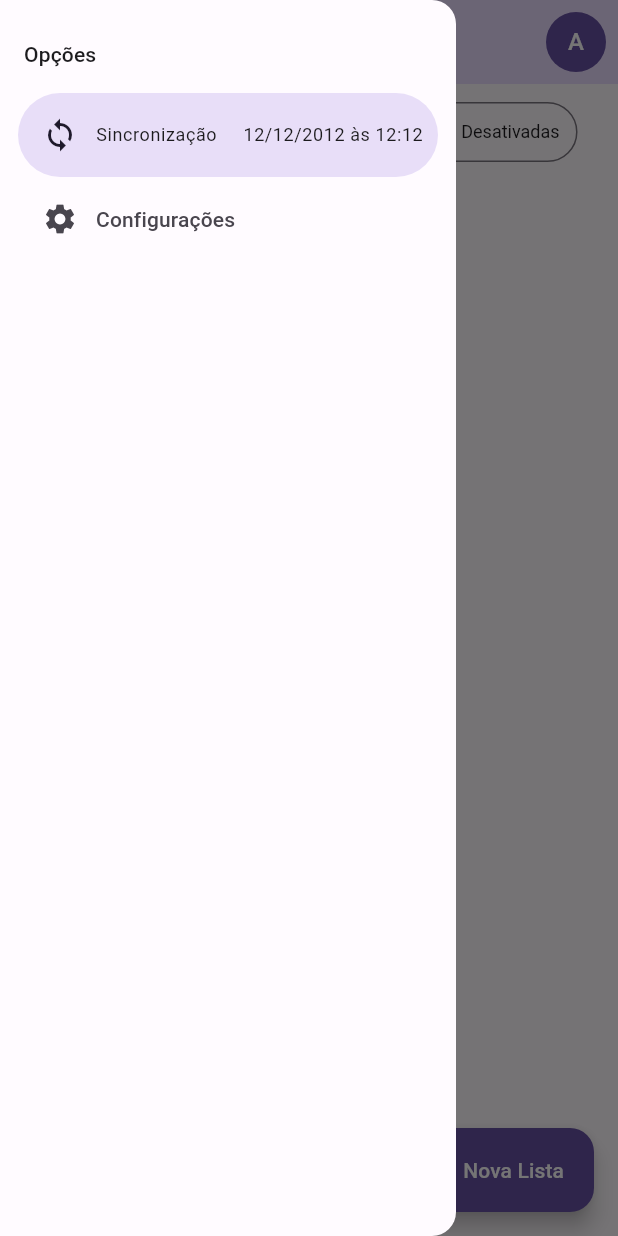
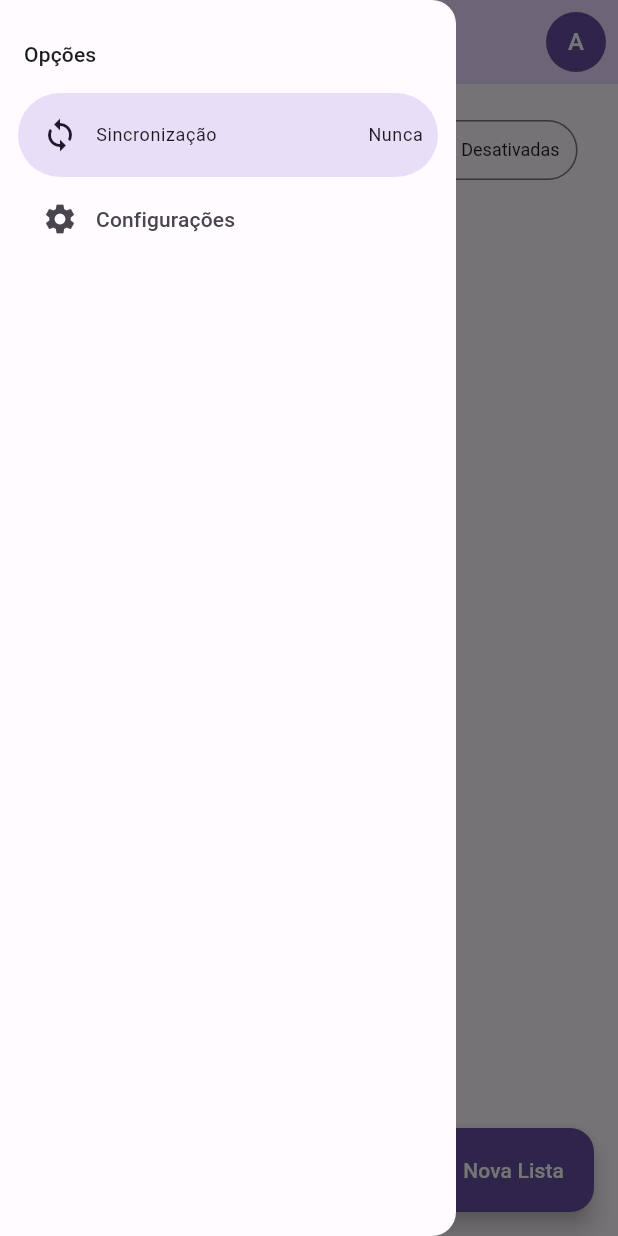
Before and after one commit to AmandaCleto/flutter-and-dart--list-offline-first--front-and-back, a Flutter app: the screen it shows after launch, in the side drawer, after a tap on "Sincronização", on a phone screen of 412 x 824 dp. Run offline on Flutter 3.47's test engine with Material 2 defaults, Android fonts, the phone set to English and light mode, and no system bars; our stand-ins replace flutter_modular, realm; generated files the repository leaves out were written again.

Commit message:
feat: create realm model and realm configuration; inject realm and realm configuration into app_model

```diff
--- a/frontend/lib/src/configuration/configuration_page.dart
+++ b/frontend/lib/src/configuration/configuration_page.dart
@@ -60,7 +60,7 @@ class _ConfigurationPageState extends State<ConfigurationPage> {
             ),
             const SizedBox(height: 10),
             OutlinedButton(
-              onPressed: () {},
+              onPressed: appStore.deleteApp,
               child: Text('Apagar o cache e reiniciar o app'),
             ),
           ],
--- a/frontend/lib/src/home/home_page.dart
+++ b/frontend/lib/src/home/home_page.dart
@@ -28,7 +28,7 @@ class _HomePageState extends State<HomePage> {
         child: Column(
           children: [
             Padding(
-              padding: const EdgeInsets.all(8),
+              padding: const EdgeInsets.only(top: 20),
               child: SegmentedButton<int>(
                 segments: const [
                   ButtonSegment(
--- a/frontend/lib/src/home/widgets/custom_drawer.dart
+++ b/frontend/lib/src/home/widgets/custom_drawer.dart
@@ -1,10 +1,25 @@
 import 'package:flutter/material.dart';
+import 'package:flutter_modular/flutter_modular.dart';
+import 'package:intl/intl.dart';
+import 'package:list/src/shared/store/app_store.dart';
 
 class CustomDrawer extends StatelessWidget {
   const CustomDrawer({super.key});
 
   @override
   Widget build(BuildContext context) {
+    final appStore = context.watch<AppStore>((store) => store.syncDate);
+
+    final syncDate = appStore.syncDate.value;
+
+    var syncDataText = 'Nunca';
+
+    if (syncDate != null) {
+      final format = DateFormat('dd/MM/yyyy âs hh:mm');
+
+      syncDataText = format.format(syncDate);
+    }
+
     return NavigationDrawer(
       onDestinationSelected: (index) {
         if (index == 1) {
@@ -33,7 +48,7 @@ class CustomDrawer extends StatelessWidget {
                     style: Theme.of(context).textTheme.bodySmall,
                   ),
                   Text(
-                    '12/12/2012 às 12:12',
+                    syncDataText,
                     style: Theme.of(context).textTheme.bodySmall,
                   ),
                 ],
--- /dev/null
+++ b/frontend/lib/src/shared/services/realm/realm_config.dart
@@ -0,0 +1,11 @@
+import 'package:list/src/shared/services/realm/models/configuration_model.dart';
+import 'package:realm/realm.dart';
+
+final config = Configuration.local(
+  [
+    ConfigurationModel.schema,
+  ],
+  initialDataCallback: (realm) {
+    realm.add(ConfigurationModel('system'));
+  },
+);
--- a/frontend/lib/src/shared/store/app_store.dart
+++ b/frontend/lib/src/shared/store/app_store.dart
@@ -1,7 +1,33 @@
 import 'package:flutter/material.dart';
+import 'package:list/src/configuration/services/configuration_service.dart';
 
 class AppStore {
   final themeMode = ValueNotifier(ThemeMode.system);
+  final syncDate = ValueNotifier<DateTime?>(null);
+
+  final ConfigurationService _configurationService;
+
+  AppStore(this._configurationService) {
+    init();
+  }
+
+  void init() {
+    final model = _configurationService.getConfiguration();
+
+    syncDate.value = model.syncDate;
+    themeMode.value = _getThemeModeByName(model.themeModeName);
+  }
+
+  void save() {
+    _configurationService.saveConfiguration(
+      themeMode.value.name,
+      syncDate.value,
+    );
+  }
+
+  void deleteApp() {
+    _configurationService.deleteAll();
+  }
 
   void changeThemeMode(ThemeMode? mode) {
     if (mode != null) {
@@ -10,7 +36,12 @@ class AppStore {
     }
   }
 
-  void save() {
-    //TODO: salvar dados na base local
+  void setSyncDate(DateTime date) {
+    syncDate.value = date;
+    save();
+  }
+
+  ThemeMode _getThemeModeByName(String name) {
+    return ThemeMode.values.firstWhere((element) => element.name == name);
   }
 }
--- a/frontend/pubspec.yaml
+++ b/frontend/pubspec.yaml
@@ -13,6 +13,7 @@ dependencies:
   result_dart: ^1.0.5
   flutter_modular: ^5.0.3
   realm: ^1.0.2
+  intl: ^0.18.0
 
 dev_dependencies:
   flutter_test:
```
Also changed, not shown: frontend/lib/src/app_module.dart (+6 -1 lines), frontend/lib/src/configuration/services/configuration_service.dart (added, +36 -0 lines), frontend/lib/src/shared/services/realm/models/configuration_model.dart (added, +9 -0 lines), frontend/lib/src/shared/services/realm/models/configuration_model.g.dart (added), frontend/pubspec.lock, 1 other file.
